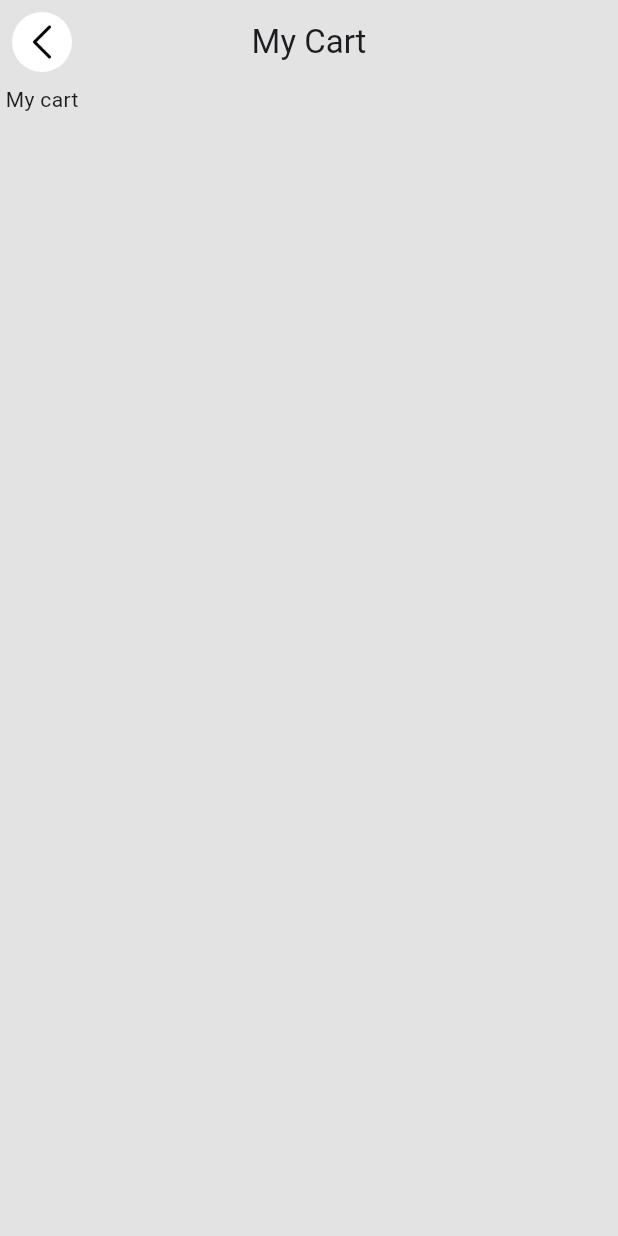
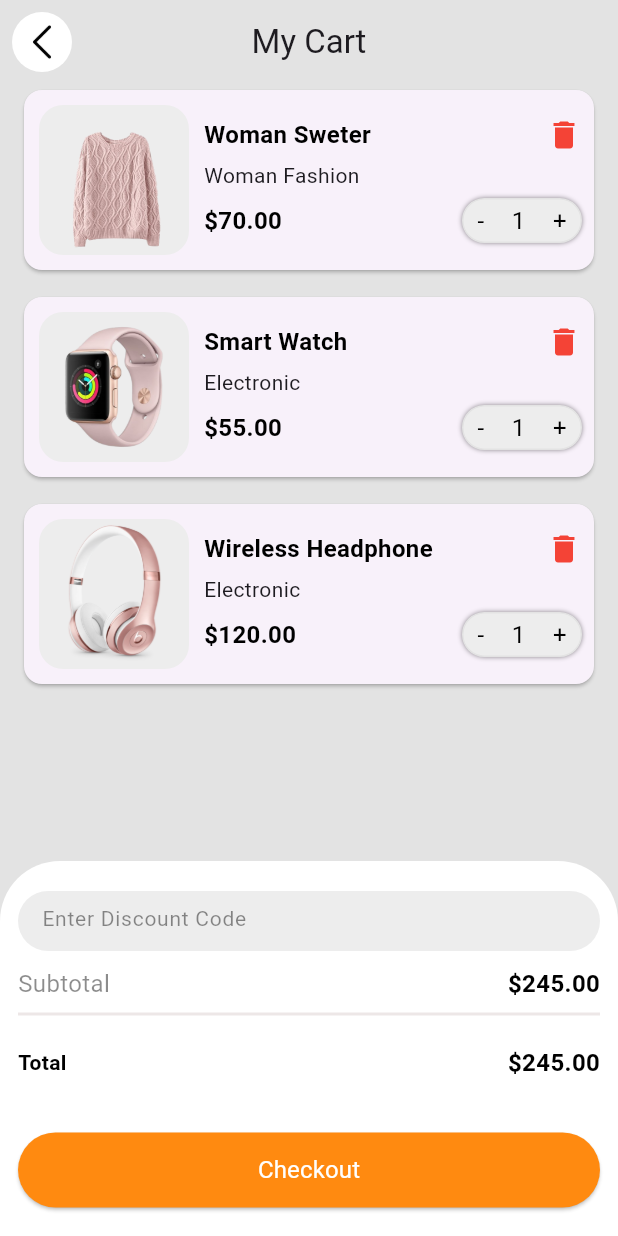
Before and after one commit to rahulkumardev24/ecommerce_app_with_api, a Flutter app: the screen it shows after launch, on a phone screen of 412 x 824 dp. Run offline on Flutter 3.47's test engine with Material 3 defaults, Android fonts, the phone set to English and light mode, and no system bars; our stand-ins replace carousel_slider, curved_navigation_bar.

Commit message:
my cart screen complete ui part

```diff
--- /dev/null
+++ b/lib/app_widgets/cart_card.dart
@@ -0,0 +1,105 @@
+import 'package:flutter/cupertino.dart';
+import 'package:flutter/material.dart';
+
+import '../constrants/app_colors.dart';
+import '../utils/custom_text_style.dart';
+
+
+class CartCard extends StatelessWidget {
+  final String title;
+  final String subtitle;
+  final String imagePath;
+  final double price;
+
+  const CartCard({
+    super.key,
+    required this.title,
+    required this.subtitle,
+    required this.imagePath,
+    required this.price,
+  });
+
+  @override
+  Widget build(BuildContext context) {
+    return Card(
+      child: Row(
+        children: [
+          Padding(
+            padding: const EdgeInsets.all(10.0),
+            child: Container(
+              height: 100,
+              width: 100,
+              decoration: BoxDecoration(
+                borderRadius: BorderRadius.circular(16),
+                color: AppColors.cardColor,
+              ),
+              child:
+                  Image.asset(imagePath), // Use the imagePath from constructor
+            ),
+          ),
+          Expanded(
+            child: Padding(
+              padding: const EdgeInsets.only(right: 8.0),
+              child: Column(
+                crossAxisAlignment: CrossAxisAlignment.start,
+                children: [
+                  Row(
+                    mainAxisAlignment: MainAxisAlignment.spaceBetween,
+                    children: [
+                      Text(
+                        title, // Use the title from constructor
+                        style: mTextStyle16(mFontWeight: FontWeight.bold),
+                      ),
+                      const Icon(Icons.delete,
+                          color:
+                              Colors.red), // Add some styling for delete icon
+                    ],
+                  ),
+                  const SizedBox(height: 5),
+                  Text(subtitle), // Use the subtitle from constructor
+                  const SizedBox(height: 5),
+                  Row(
+                    mainAxisAlignment: MainAxisAlignment.spaceBetween,
+                    children: [
+                      Text(
+                        "\$${price.toStringAsFixed(2)}", // Use the price from constructor
+                        style: mTextStyle16(mFontWeight: FontWeight.bold),
+                      ),
+                      Container(
+                        width: 80,
+                        height: 30,
+                        decoration: BoxDecoration(
+                            color: AppColors.cardColor,
+                            borderRadius: BorderRadius.circular(20),
+                            border:
+                                Border.all(color: AppColors.backgroundColor),
+                            boxShadow: const [
+                              BoxShadow(color: Colors.black45, blurRadius: 2)
+                            ]),
+                        child: Row(
+                          mainAxisAlignment: MainAxisAlignment.spaceAround,
+                          crossAxisAlignment: CrossAxisAlignment.center,
+                          children: [
+                            Text(
+                              "-",
+                              style: mTextStyle16(),
+                            ),
+                            Text("1", style: mTextStyle16()),
+                            Text(
+                              "+",
+                              style: mTextStyle16(),
+                            ),
+                          ],
+                        ),
+                      ),
+                    ],
+                  )
+                ],
+              ),
+            ),
+          )
+        ],
+      ),
+    );
+  }
+}
--- /dev/null
+++ b/lib/app_widgets/my_text_button.dart
@@ -0,0 +1,30 @@
+import 'package:flutter/cupertino.dart';
+import 'package:flutter/material.dart';
+
+import '../constrants/app_colors.dart';
+import '../utils/custom_text_style.dart';
+
+class MyTextButton extends StatelessWidget {
+  final String buttonText;
+  final Color buttonColor;
+  final VoidCallback onPressed;
+
+  const MyTextButton({
+    super.key,
+    required this.buttonText,
+    required this.buttonColor,
+    required this.onPressed,
+  });
+
+  @override
+  Widget build(BuildContext context) {
+    return ElevatedButton(
+      onPressed: onPressed,
+      style: ElevatedButton.styleFrom(backgroundColor: buttonColor),
+      child: Text(
+        buttonText,
+        style: mTextStyle16(mColor: Colors.white),
+      ),
+    );
+  }
+}
--- a/lib/constrants/app_colors.dart
+++ b/lib/constrants/app_colors.dart
@@ -4,4 +4,5 @@
   static Color primaryColor = Color(0xffff8a10) ;
   static const Color secondaryColor = Color(0xffede7e7) ;
   static const Color backgroundColor = Color(0xffE3E3E3) ;
+  static const Color cardColor = Color(0xffededed) ;
 }
--- a/lib/screen/cart_screen.dart
+++ b/lib/screen/cart_screen.dart
@@ -1,10 +1,20 @@
+import 'package:ecommerce_app_api/app_widgets/cart_card.dart';
 import 'package:ecommerce_app_api/app_widgets/icon_button.dart';
+import 'package:ecommerce_app_api/app_widgets/my_text_button.dart';
 import 'package:ecommerce_app_api/constrants/app_colors.dart';
+import 'package:ecommerce_app_api/utils/custom_text_style.dart';
 import 'package:flutter/material.dart';
 
-class CartScreen extends StatelessWidget {
+class CartScreen extends StatefulWidget {
   const CartScreen({super.key});
 
+  @override
+  State<CartScreen> createState() => _CartScreenState();
+}
+
+TextEditingController discountController = TextEditingController();
+
+class _CartScreenState extends State<CartScreen> {
   @override
   Widget build(BuildContext context) {
     return Scaffold(
@@ -12,16 +22,144 @@
         backgroundColor: AppColors.backgroundColor,
         leading: Padding(
           padding: const EdgeInsets.all(8.0),
-          child: MyIconButton(iconPath: "assets/icon/left.png", onPressed: (){} , buttonBgColor: Colors.white,),
+          child: MyIconButton(
+            iconPath: "assets/icon/left.png",
+            onPressed: () {},
+            buttonBgColor: Colors.white,
+          ),
         ),
         title: const Text("My Cart"),
         centerTitle: true,
       ),
-      backgroundColor:AppColors.backgroundColor,
-
+      backgroundColor: AppColors.backgroundColor,
       body: Column(
         children: [
-          Text(" My cart")
+          ///  ------------------  Cart cart ---------------------///
+          const Padding(
+            padding: EdgeInsets.symmetric(horizontal: 12.0),
+            child: Column(
+              children: [
+                CartCard(
+                  title: "Woman Sweter",
+                  subtitle: "Woman Fashion",
+                  imagePath: "assets/image/women sweter.png",
+                  price: 70.00,
+                ),
+                SizedBox(
+                  height: 10,
+                ),
+                CartCard(
+                  title: "Smart Watch",
+                  subtitle: "Electronic",
+                  imagePath: "assets/image/smart watch.png",
+                  price: 55.00,
+                ),
+                SizedBox(
+                  height: 10,
+                ),
+                CartCard(
+                  title: "Wireless Headphone",
+                  subtitle: "Electronic",
+                  imagePath: "assets/image/headphone.webp",
+                  price: 120.00,
+                ),
+              ],
+            ),
+          ),
+          const Spacer(),
+
+          Container(
+            height: 250,
+            decoration: const BoxDecoration(
+                color: Colors.white,
+                borderRadius: BorderRadius.only(
+                    topLeft: Radius.circular(40),
+                    topRight: Radius.circular(40))),
+            child: Padding(
+              padding: const EdgeInsets.symmetric(horizontal: 12.0),
+              child: Column(
+                children: [
+                  const SizedBox(
+                    height: 20,
+                  ),
+
+                  /// --------------------------- Discount box -----------------------
+                  Container(
+                    height: 40,
+                    decoration: BoxDecoration(
+                      color: AppColors.cardColor,
+                      borderRadius: BorderRadius.circular(20),
+                    ),
+                    child: TextField(
+                      controller: discountController,
+                      decoration: InputDecoration(
+                          hintText: "Enter Discount Code",
+                          border: const OutlineInputBorder(
+                            borderSide: BorderSide.none,
+                          ),
+                          hintStyle: mTextStyle14(
+                            mColor: Colors.black45,
+                          ),
+                          suffixText: "Apply",
+                          suffixStyle: mTextStyle14(
+                              mFontWeight: FontWeight.bold,
+                              mColor: AppColors.primaryColor)),
+                    ),
+                  ),
+
+                  const SizedBox(
+                    height: 10,
+                  ),
+
+                  Row(
+                    mainAxisAlignment: MainAxisAlignment.spaceBetween,
+                    children: [
+                      Text(
+                        "Subtotal",
+                        style: mTextStyle16(mColor: Colors.black45),
+                      ),
+                      Text("\$245.00",
+                          style: mTextStyle16(mFontWeight: FontWeight.bold)),
+                    ],
+                  ),
+                  const SizedBox(
+                    height: 8,
+                  ),
+
+                  Container(
+                    width: 420,
+                    decoration: BoxDecoration(
+                        border: Border.all(
+                            color: AppColors.secondaryColor, width: 1)),
+                  ),
+
+                  const SizedBox(
+                    height: 20,
+                  ),
+                  Row(
+                    mainAxisAlignment: MainAxisAlignment.spaceBetween,
+                    children: [
+                      Text("Total",
+                          style: mTextStyle14(mFontWeight: FontWeight.bold)),
+                      Text("\$245.00",
+                          style: mTextStyle16(mFontWeight: FontWeight.bold)),
+                    ],
+                  ),
+                  const SizedBox(
+                    height: 35,
+                  ),
+
+                  SizedBox(
+                      width: double.infinity,
+                      height: 50,
+                      child: MyTextButton(
+                          buttonText: "Checkout",
+                          buttonColor: AppColors.primaryColor,
+                          onPressed: () {}))
+                ],
+              ),
+            ),
+          )
         ],
       ),
     );
```
Also changed, not shown: assets/image/headphone.webp (added), assets/image/smart watch.png (added), assets/image/women sweter.png (added).
